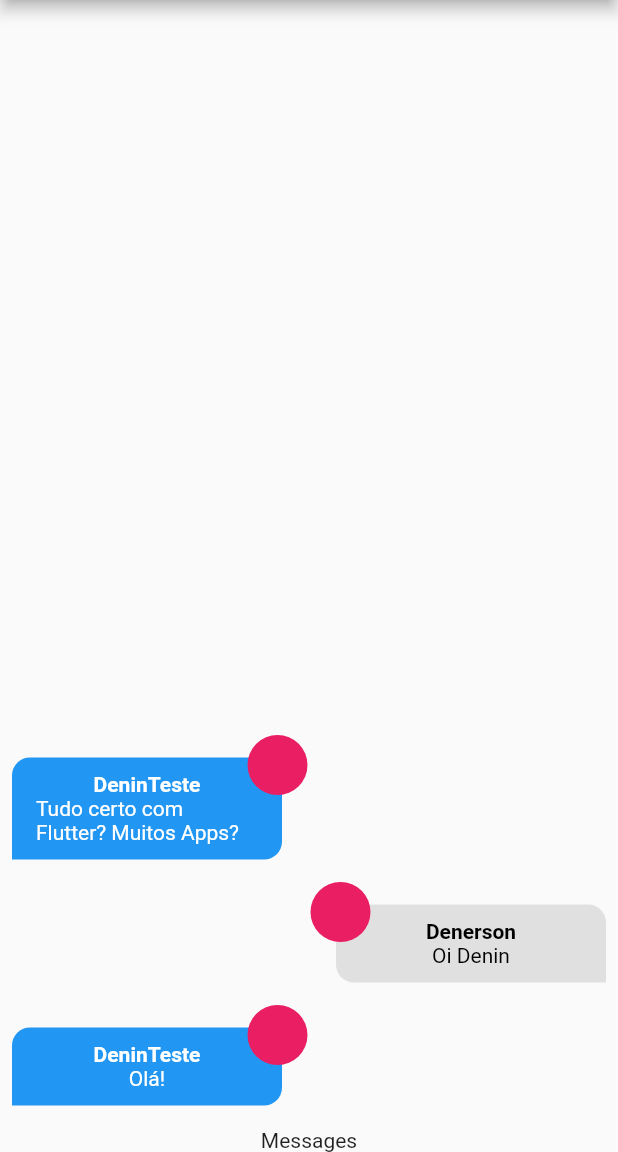
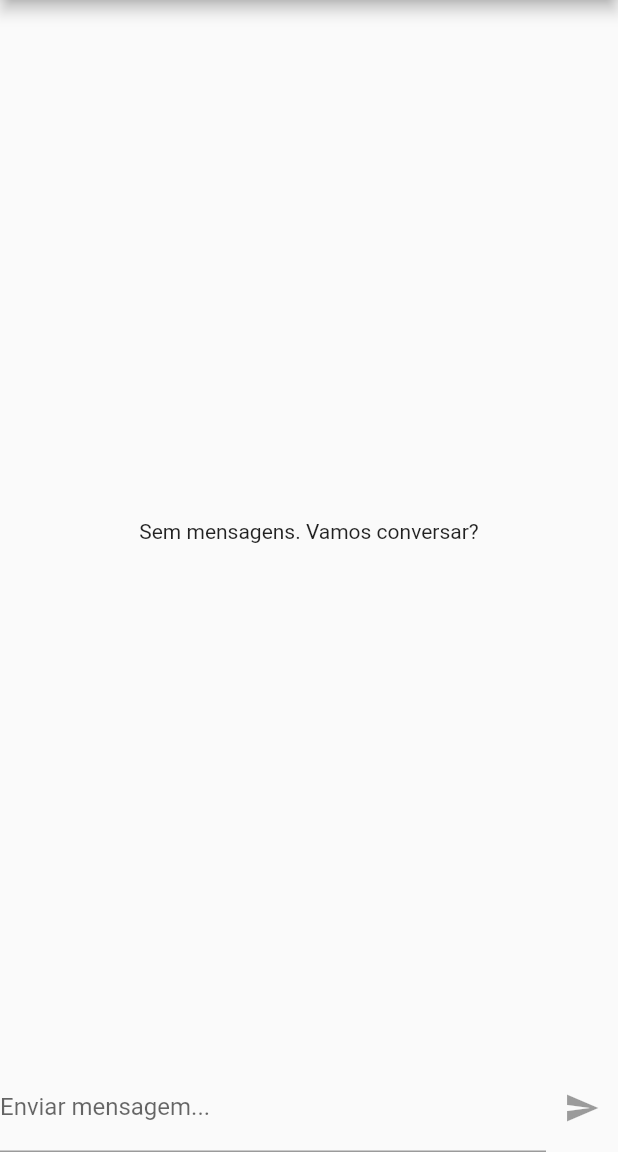
Before and after one commit to DenersonHenrique/flutter_chat, a Flutter app: the screen it shows after launch, on a phone screen of 412 x 824 dp, the part 84-1236 px from its top. Run offline on Flutter 3.47's test engine with Material 2 defaults, Android fonts, the phone set to English and light mode, and no system bars; our stand-ins replace image_picker; accounts and stored records are empty.

Commit message:
[develop] Chat service and chat page - Part II.

```diff
--- a/lib/app/constants/app_string.dart
+++ b/lib/app/constants/app_string.dart
@@ -1,4 +1,5 @@
 class AppString {
+  static String exitLabel = 'Sair';
   static String appTitle = 'Flutter chat';
   static String nameTextFieldLabel = 'Nome';
   static String loadingText = 'Carregando...';
@@ -6,6 +7,10 @@ class AppString {
   static String signInTextFieldLabel = 'Entrar';
   static String passwordTextFieldLabel = 'Senha';
   static String signUpTextFieldLabel = 'Cadastrar';
+  static String addImagePicked = 'Adicionar imagem';
   static String newAccountTextFieldLabel = 'Nova Conta';
+  static String chatPageAppBar = 'Chat flutter - Cod3r';
   static String oldAccountTextFieldLabel = 'Possui conta?';
+  static String emptyMessages = 'Sem mensagens. Vamos conversar?';
+  static String sendMessage = 'Enviar mensagem...';
 }
--- a/lib/app/modules/chat/pages/chat.page.dart
+++ b/lib/app/modules/chat/pages/chat.page.dart
@@ -2,15 +2,21 @@ import 'package:flutter/material.dart';
 import '../widgets/messages_widget.dart';
 import '../widgets/new_message_widget.dart';
 import '../../authentication/services/auth_service.dart';
+import 'package:flutter_chat/app/constants/app_string.dart';
 
-class ChatPage extends StatelessWidget {
+class ChatPage extends StatefulWidget {
   const ChatPage({Key? key}) : super(key: key);
 
+  @override
+  State<ChatPage> createState() => _ChatPageState();
+}
+
+class _ChatPageState extends State<ChatPage> {
   @override
   Widget build(BuildContext context) {
     return Scaffold(
       appBar: AppBar(
-        title: const Text('Chat flutter - Cod3r'),
+        title: Text(AppString.chatPageAppBar),
         actions: [
           DropdownButton(
             icon: Icon(
@@ -21,13 +27,13 @@ class ChatPage extends StatelessWidget {
               DropdownMenuItem(
                 value: 'logout',
                 child: Row(
-                  children: const <Widget>[
-                    Icon(
+                  children: <Widget>[
+                    const Icon(
                       Icons.exit_to_app,
                       color: Colors.black87,
                     ),
-                    SizedBox(width: 10),
-                    Text('Sair'),
+                    const SizedBox(width: 10),
+                    Text(AppString.exitLabel),
                   ],
                 ),
               )
--- a/lib/app/modules/chat/services/chat_mock_service.dart
+++ b/lib/app/modules/chat/services/chat_mock_service.dart
@@ -5,32 +5,7 @@ import '../models/chat_message_model.dart';
 import '../../authentication/models/chat_user_model.dart';
 
 class ChatMockService implements ChatService {
-  static final List<ChatMessageModel> _messages = [
-    ChatMessageModel(
-      id: '1',
-      text: 'Olá!',
-      createdAt: DateTime.now(),
-      userId: '50',
-      userName: 'DeninTeste',
-      userImageUrl: 'assets/images/avatar.png',
-    ),
-    ChatMessageModel(
-      id: '2',
-      text: 'Oi Denin',
-      createdAt: DateTime.now(),
-      userId: '10',
-      userName: 'Denerson',
-      userImageUrl: 'assets/images/avatar.png',
-    ),
-    ChatMessageModel(
-      id: '3',
-      text: 'Tudo certo com Flutter? Muitos Apps?',
-      createdAt: DateTime.now(),
-      userId: '50',
-      userName: 'DeninTeste',
-      userImageUrl: 'assets/images/avatar.png',
-    ),
-  ];
+  static final List<ChatMessageModel> _messages = [];
 
   static MultiStreamController<List<ChatMessageModel>>? _controller;
   static final _messagesStream =
@@ -57,7 +32,7 @@ class ChatMockService implements ChatService {
       _newMessage,
     );
 
-    _controller?.add(_messages);
+    _controller?.add(_messages.reversed.toList());
     return _newMessage;
   }
 }
--- a/lib/app/modules/chat/widgets/messages_widget.dart
+++ b/lib/app/modules/chat/widgets/messages_widget.dart
@@ -3,6 +3,7 @@ import 'package:flutter/material.dart';
 import '../services/chat_service.dart';
 import '../models/chat_message_model.dart';
 import '../../authentication/services/auth_service.dart';
+import 'package:flutter_chat/app/constants/app_string.dart';
 
 class MessagesWidget extends StatelessWidget {
   const MessagesWidget({Key? key}) : super(key: key);
@@ -18,8 +19,8 @@ class MessagesWidget extends StatelessWidget {
             child: CircularProgressIndicator(),
           );
         } else if (!snapshot.hasData || snapshot.data!.isEmpty) {
-          return const Center(
-            child: Text('Sem mensagens. Vamos conversar?'),
+          return Center(
+            child: Text(AppString.emptyMessages),
           );
         } else {
           final messages = snapshot.data!;
--- a/lib/app/modules/chat/widgets/new_message_widget.dart
+++ b/lib/app/modules/chat/widgets/new_message_widget.dart
@@ -1,12 +1,46 @@
 import 'package:flutter/material.dart';
+import 'package:flutter_chat/app/constants/app_string.dart';
+import 'package:flutter_chat/app/modules/chat/services/chat_service.dart';
+import 'package:flutter_chat/app/modules/authentication/services/auth_service.dart';
 
-class NewMessageWidget extends StatelessWidget {
+class NewMessageWidget extends StatefulWidget {
   const NewMessageWidget({Key? key}) : super(key: key);
 
   @override
+  State<NewMessageWidget> createState() => _NewMessageWidgetState();
+}
+
+class _NewMessageWidgetState extends State<NewMessageWidget> {
+  String _message = '';
+  final _messageController = TextEditingController();
+
+  Future<void> _sendMessage() async {
+    final user = AuthService().currentUser;
+
+    if (user != null) {
+      await ChatService().save(_message, user);
+      _messageController.clear();
+    }
+  }
+
+  @override
   Widget build(BuildContext context) {
-    return const Center(
-      child: Text('Messages'),
+    return Row(
+      children: <Widget>[
+        Expanded(
+          child: TextField(
+            controller: _messageController,
+            onChanged: (message) => setState(() => _message = message),
+            decoration: InputDecoration(
+              labelText: AppString.sendMessage,
+            ),
+          ),
+        ),
+        IconButton(
+          onPressed: _message.trim().isEmpty ? null : _sendMessage,
+          icon: const Icon(Icons.send),
+        ),
+      ],
     );
   }
 }
```
Also changed, not shown: lib/app/modules/authentication/widgets/user_image_picker_widget.dart (+3 -4 lines), lib/app/modules/chat/widgets/message_bubble_widget.dart (+25 -3 lines).
